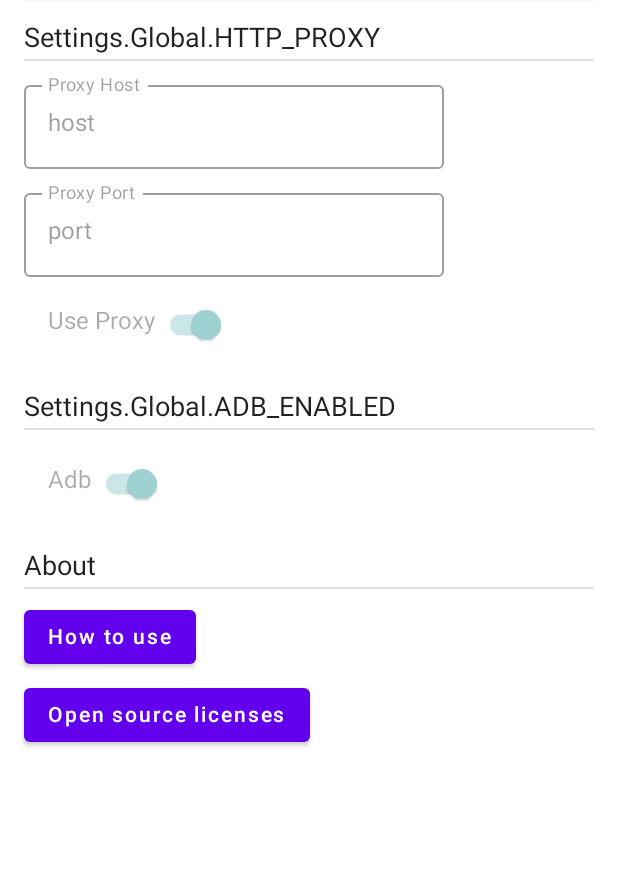
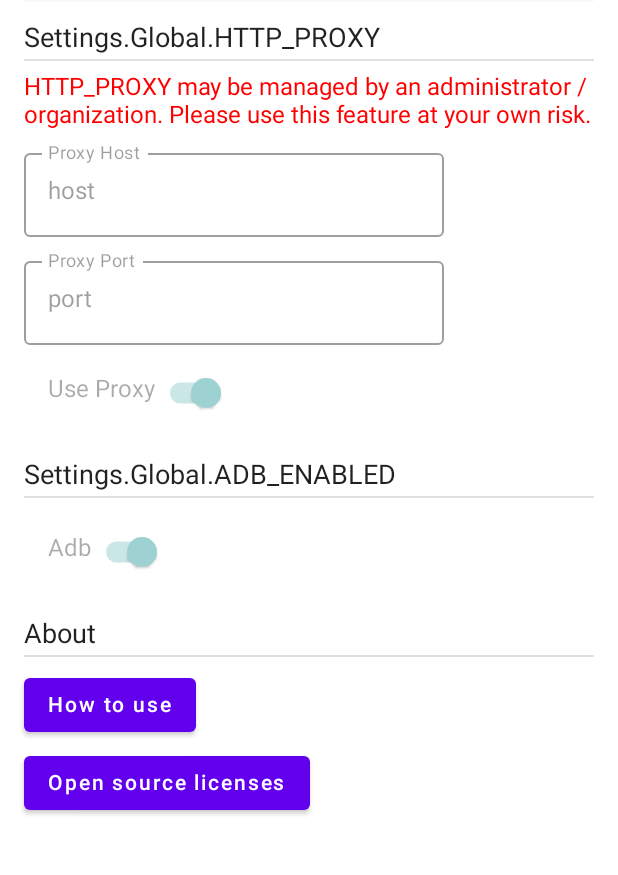
Before and after one commit to 75py/DebugAssistant, an Android app built with Jetpack Compose: the @Preview function DefaultPreview, on a phone screen of 412 x 824 dp, the part 274-1149 px from its top. Run offline under Robolectric (Android 15) with nearby library versions, the phone set to English and light mode, and no system bars.

Commit message:
feat: add a caution message

```diff
--- a/app/src/main/java/com/nagopy/android/debugassistant/ui/main/MainActivity.kt
+++ b/app/src/main/java/com/nagopy/android/debugassistant/ui/main/MainActivity.kt
@@ -199,6 +199,13 @@ fun ProxySection(
 
         Spacer(modifier = Modifier.height(8.dp))
 
+        Text(
+            text = stringResource(id = R.string.caution_http_proxy),
+            color = Color.Red,
+        )
+
+        Spacer(modifier = Modifier.height(8.dp))
+
         ProxyHost(
             enabled = isPermissionGranted,
             value = proxyHost,
--- a/app/src/main/res/values/strings.xml
+++ b/app/src/main/res/values/strings.xml
@@ -1,4 +1,5 @@
 <resources>
     <string name="app_name">Debug Assistant</string>
     <string name="licenses">Licenses</string>
+    <string name="caution_http_proxy">HTTP_PROXY may be managed by an administrator / organization. Please use this feature at your own risk.</string>
 </resources>
```
